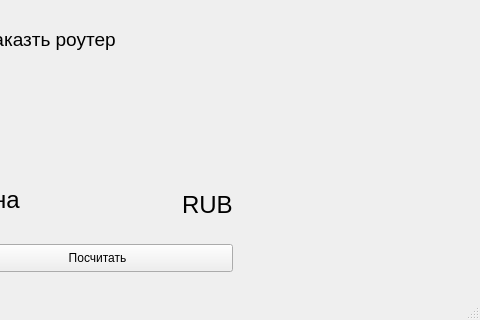
Qt form CalculateCostOfLoclalNetwork/mainwindow.ui (FANDIM-wolf/FANDIM-wolf) before a commit; both pictures show x 688 to 1168 and y 305 to 625 of the 1168 by 625 pixel window.
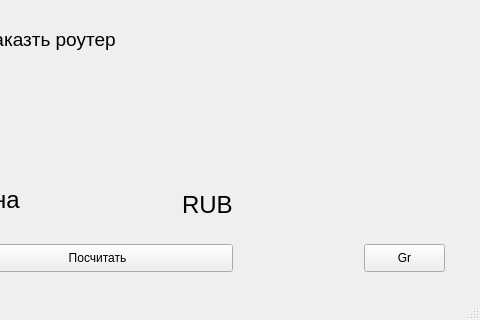
The same form after that commit.

What changed in the file:
```diff
--- a/CalculateCostOfLoclalNetwork/mainwindow.ui
+++ b/CalculateCostOfLoclalNetwork/mainwindow.ui
@@ -206,6 +206,19 @@
      <string>Заказть роутер </string>
     </property>
    </widget>
+   <widget class="QPushButton" name="pushButton_4">
+    <property name="geometry">
+     <rect>
+      <x>1052</x>
+      <y>530</y>
+      <width>81</width>
+      <height>28</height>
+     </rect>
+    </property>
+    <property name="text">
+     <string>Gr</string>
+    </property>
+   </widget>
   </widget>
   <widget class="QMenuBar" name="menubar">
    <property name="geometry">
```
